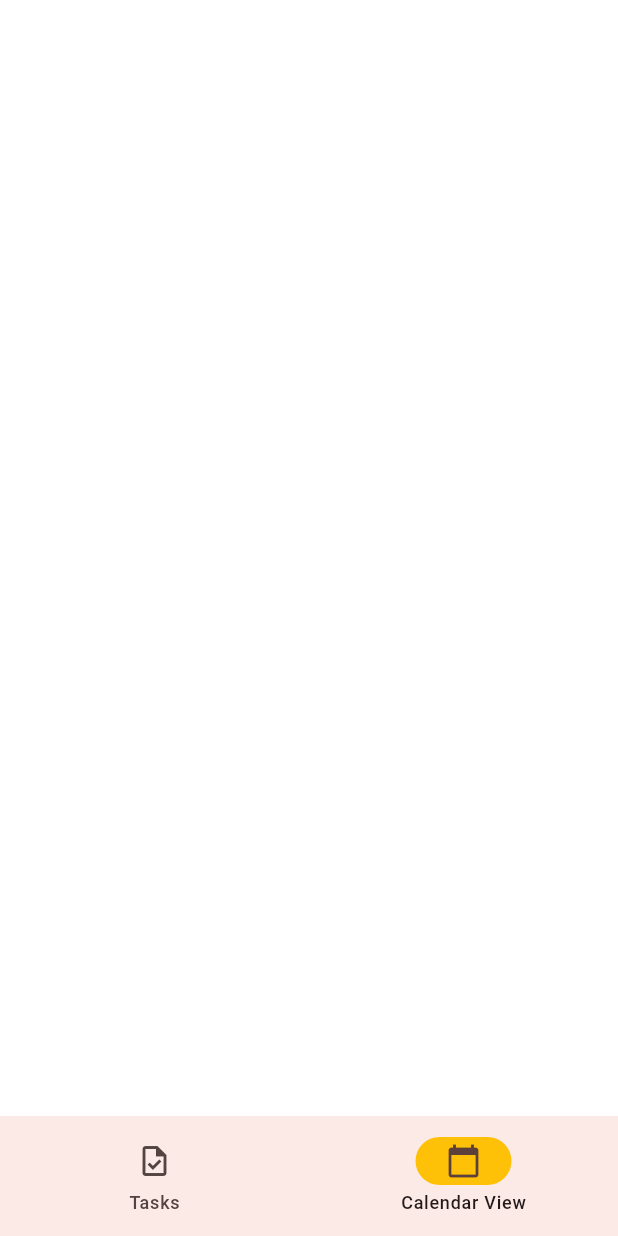
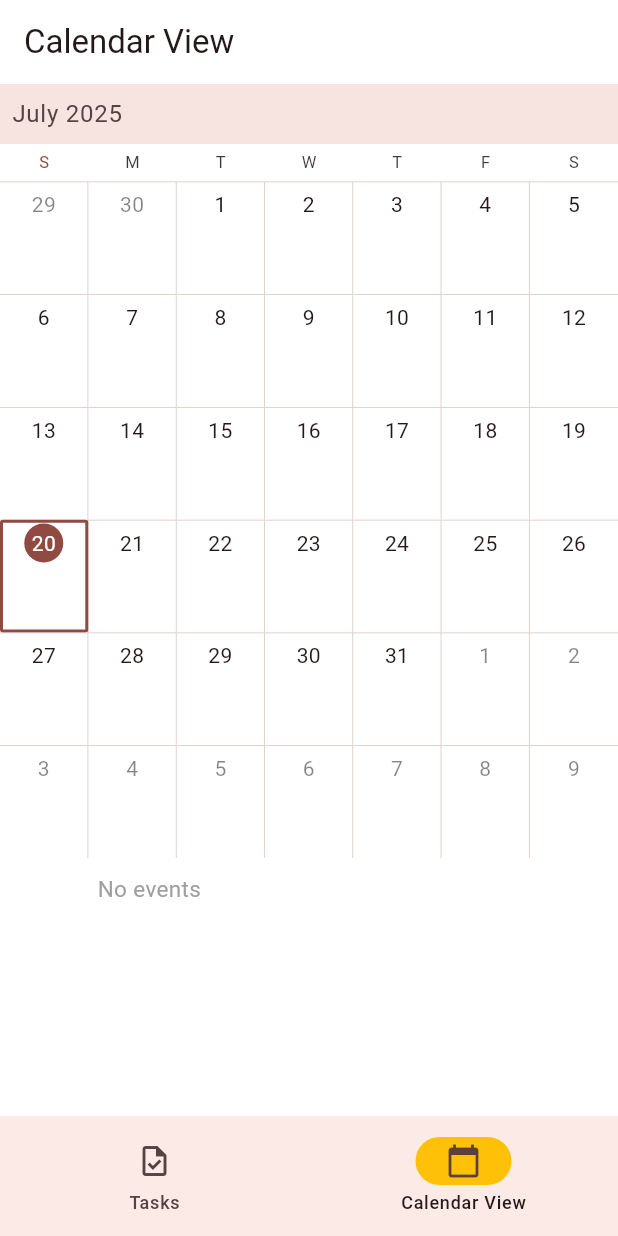
Before and after one commit to subhan-ahmd/jamtm, a Flutter app: the screen it shows after launch, item 2 of the bottom bar chosen, on a phone screen of 412 x 824 dp. Run offline on Flutter 3.47's test engine with Material 3 defaults, Android fonts, the phone set to English and light mode, and no system bars; drawn by our look-alikes of syncfusion_flutter_calendar; our stand-ins replace drift, flutter_riverpod, riverpod_annotation; accounts and stored records are empty; generated files the repository leaves out were written again.

Commit message:
feat: add calendar view for tasks

```diff
--- a/lib/screens/calendar_view/calendar_view_screen.dart
+++ b/lib/screens/calendar_view/calendar_view_screen.dart
@@ -1,11 +1,27 @@
 import 'package:flutter/material.dart';
 import 'package:flutter_riverpod/flutter_riverpod.dart';
+import 'package:mini_task_manager/screens/calendar_view/data/task_data_source.dart';
+import 'package:mini_task_manager/screens/home/providers/filtered_tasks_provider.dart';
+import 'package:syncfusion_flutter_calendar/calendar.dart';
 
 class CalendarViewScreen extends ConsumerWidget {
   const CalendarViewScreen({super.key});
 
   @override
   Widget build(BuildContext context, WidgetRef ref) {
-    return Container();
+    final tasks = ref.watch(filteredTasksProvider());
+    return Scaffold(
+      appBar: AppBar(title: const Text('Calendar View')),
+      body: tasks.when(
+        data: (tasks) => SfCalendar(
+          view: CalendarView.month,
+          monthViewSettings: MonthViewSettings(showAgenda: true),
+          dataSource: TaskDataSource(tasks),
+          initialSelectedDate: DateTime.now(),
+        ),
+        loading: () => const Center(child: CircularProgressIndicator()),
+        error: (e, _) => Center(child: Text('Error: $e')),
+      ),
+    );
   }
 }
--- a/pubspec.yaml
+++ b/pubspec.yaml
@@ -14,6 +14,7 @@ dependencies:
   flutter_riverpod: ^2.6.1
   path_provider: ^2.1.5
   riverpod_annotation: ^2.6.1
+  syncfusion_flutter_calendar: ^30.1.40
 
 dev_dependencies:
   flutter_test:
```
Also changed, not shown: lib/screens/calendar_view/data/task_data_source.dart (added, +31 -0 lines), pubspec.lock.
